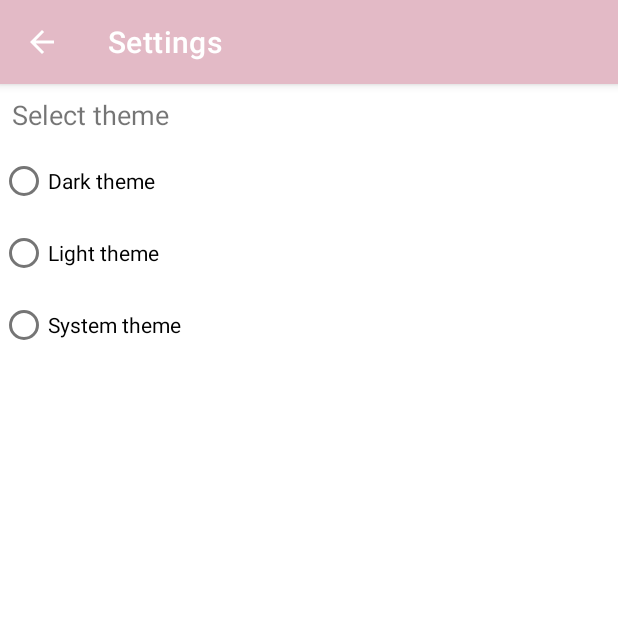
After one commit to Rogoz208/Nasa-Picture, an Android app: the SettingsActivity screen opened directly, with no data from a screen before it, on a phone screen of 412 x 824 dp, the top half of it. The commit adds this screen. Run offline under Robolectric (Android 15) with nearby library versions, the phone set to English and light mode, and no system bars; libraries missing offline, so code that uses them is left out: by.kirich1409.viewbindingdelegate; 2 statements that could not run were skipped.

Commit message:
lesson-2: added SettingsActivity.kt

```diff
--- /dev/null
+++ b/app/src/main/java/com/rogoz208/nasapicture/ui/screens/settings/SettingsActivity.kt
@@ -0,0 +1,66 @@
+package com.rogoz208.nasapicture.ui.screens.settings
+
+import android.os.Bundle
+import android.view.MenuItem
+import androidx.appcompat.app.*
+import by.kirich1409.viewbindingdelegate.viewBinding
+import com.rogoz208.nasapicture.R
+import com.rogoz208.nasapicture.databinding.ActivitySettingsBinding
+
+const val SHARED_PREFERENCES_KEY = "SHARED_PREFERENCES_KEY"
+const val NIGHT_MODE_STATE_KEY = "NIGHT_MODE_STATE_KEY"
+
+class SettingsActivity : AppCompatActivity(R.layout.activity_settings) {
+
+    private val binding by viewBinding(ActivitySettingsBinding::bind)
+
+    override fun onCreate(savedInstanceState: Bundle?) {
+        super.onCreate(savedInstanceState)
+
+        setupActionBar()
+        checkCurrentThemeState()
+        setupListeners()
+    }
+
+    override fun onOptionsItemSelected(item: MenuItem): Boolean {
+        when (item.itemId) {
+            android.R.id.home -> finish()
+        }
+        return super.onOptionsItemSelected(item)
+    }
+
+    private fun setupActionBar() {
+        supportActionBar?.apply {
+            setDisplayHomeAsUpEnabled(true)
+            title = "Settings"
+        }
+    }
+
+    private fun checkCurrentThemeState() {
+        val currentTheme = AppCompatDelegate.getDefaultNightMode()
+        when (currentTheme) {
+            AppCompatDelegate.MODE_NIGHT_YES -> binding.darkThemeRadioButton.isChecked = true
+            AppCompatDelegate.MODE_NIGHT_NO -> binding.lightThemeRadioButton.isChecked = true
+            else -> binding.systemThemeRadioButton.isChecked = true
+        }
+    }
+
+    private fun setupListeners() {
+        binding.selectThemeRadioGroup.setOnCheckedChangeListener { _, checkedId ->
+            when (checkedId) {
+                binding.darkThemeRadioButton.id -> AppCompatDelegate.setDefaultNightMode(AppCompatDelegate.MODE_NIGHT_YES)
+                binding.lightThemeRadioButton.id -> AppCompatDelegate.setDefaultNightMode(AppCompatDelegate.MODE_NIGHT_NO)
+                binding.systemThemeRadioButton.id -> AppCompatDelegate.setDefaultNightMode(AppCompatDelegate.MODE_NIGHT_FOLLOW_SYSTEM)
+            }
+            saveThemeState()
+        }
+    }
+
+    private fun saveThemeState() {
+        val nightMode = AppCompatDelegate.getDefaultNightMode()
+        val sharedPreferences = getSharedPreferences(SHARED_PREFERENCES_KEY, MODE_PRIVATE)
+        val editor = sharedPreferences.edit()
+        editor.putInt(NIGHT_MODE_STATE_KEY, nightMode)
+        editor.apply()
+    }
+}
--- /dev/null
+++ b/app/src/main/res/layout/activity_settings.xml
@@ -0,0 +1,41 @@
+<?xml version="1.0" encoding="utf-8"?>
+<LinearLayout xmlns:android="http://schemas.android.com/apk/res/android"
+    xmlns:app="http://schemas.android.com/apk/res-auto"
+    xmlns:tools="http://schemas.android.com/tools"
+    android:layout_width="match_parent"
+    android:layout_height="match_parent"
+    android:orientation="vertical"
+    tools:context=".ui.screens.settings.SettingsActivity">
+
+    <TextView
+        android:layout_width="match_parent"
+        android:layout_height="wrap_content"
+        android:layout_margin="8dp"
+        android:text="Select theme"
+        android:textSize="18sp" />
+
+    <RadioGroup
+        android:id="@+id/select_theme_radio_group"
+        android:layout_width="match_parent"
+        android:layout_height="wrap_content">
+
+        <com.google.android.material.radiobutton.MaterialRadioButton
+            android:id="@+id/dark_theme_radio_button"
+            android:layout_width="wrap_content"
+            android:layout_height="wrap_content"
+            android:text="Dark theme" />
+
+        <com.google.android.material.radiobutton.MaterialRadioButton
+            android:id="@+id/light_theme_radio_button"
+            android:layout_width="wrap_content"
+            android:layout_height="wrap_content"
+            android:text="Light theme" />
+
+        <com.google.android.material.radiobutton.MaterialRadioButton
+            android:id="@+id/system_theme_radio_button"
+            android:layout_width="wrap_content"
+            android:layout_height="wrap_content"
+            android:text="System theme" />
+    </RadioGroup>
+
+</LinearLayout>
```
Also changed, not shown: app/src/main/AndroidManifest.xml (+5 -2 lines), app/src/main/java/com/rogoz208/nasapicture/ui/MainActivity.kt (+24 -1 lines), app/src/main/java/com/rogoz208/nasapicture/ui/screens/picture/NasaPodFragment.kt (+3 -15 lines).
